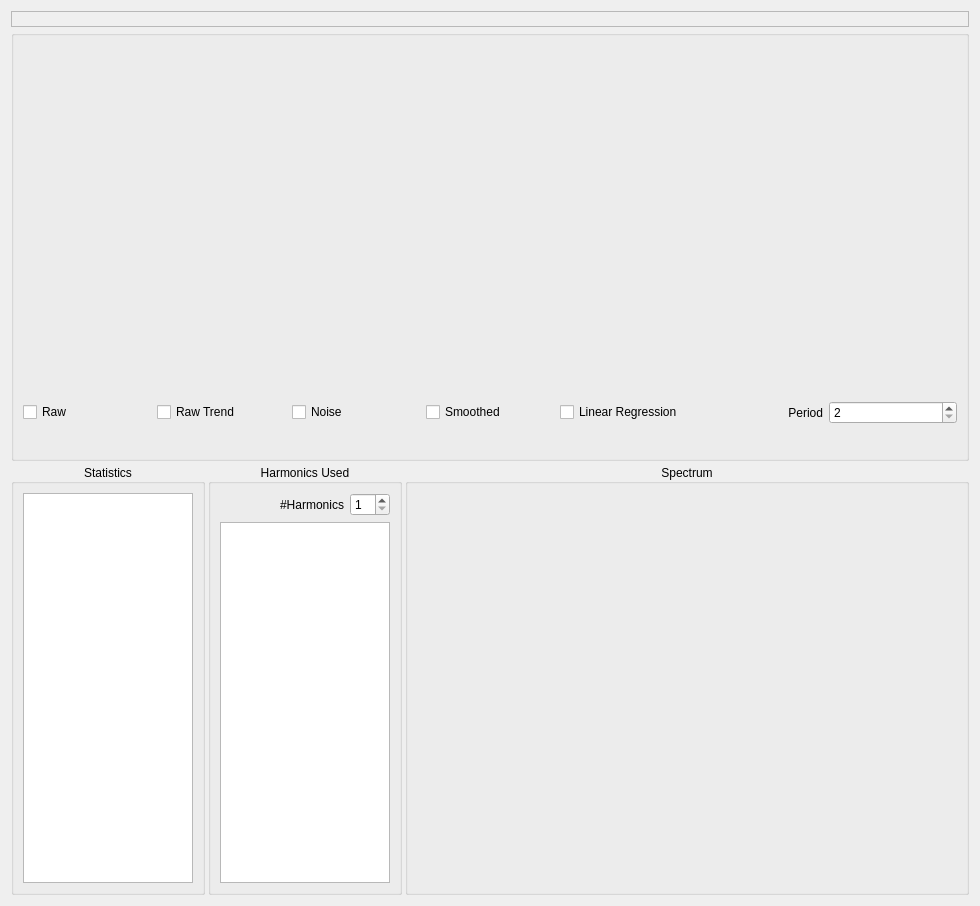
This is lpecprep/analysis.ui in murveit/lpecprep as Qt 5 draws it before an edit. The edited form follows.
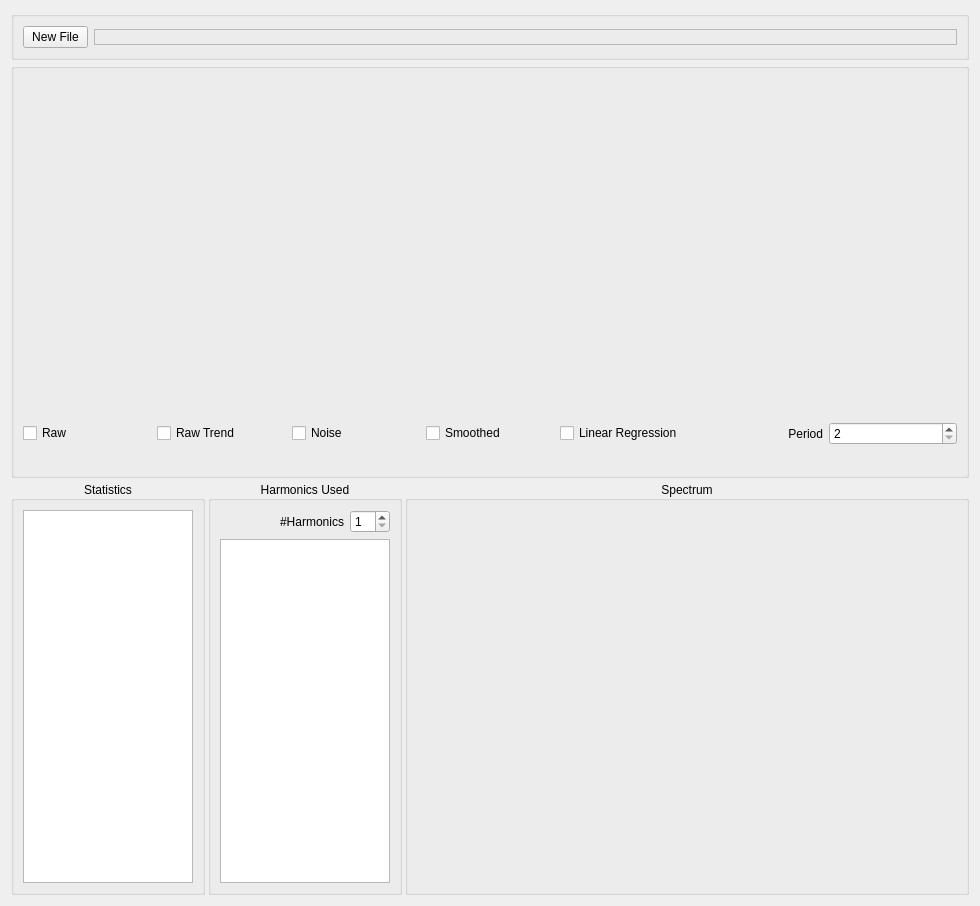
This is the edited form. Custom widgets are drawn as their Qt base class.

Commit message: Read File button

```diff
--- a/lpecprep/analysis.ui
+++ b/lpecprep/analysis.ui
@@ -15,6 +15,22 @@
     <number>3</number>
    </property>
    <item>
+    <widget class="QGroupBox" name="fileBox">
+     <layout class="QHBoxLayout" name="fileLayout">
+      <item>
+       <widget class="QPushButton" name="newFileButton">
+        <property name="maximumSize">
+         <size>
+          <width>65</width>
+          <height>16777215</height>
+         </size>
+        </property>
+        <property name="text">
+         <string>New File</string>
+        </property>
+       </widget>
+      </item>
+      <item>
     <widget class="QLabel" name="filenameLabel">
      <property name="sizePolicy">
       <sizepolicy hsizetype="Preferred" vsizetype="Fixed">
@@ -43,6 +59,9 @@
      <property name="margin">
       <number>-1</number>
      </property>
+       </widget>
+      </item>
+     </layout>
     </widget>
    </item>
    <item>
```
Lines whose indentation alone changed are shown as unchanged. The commit also changes 2 other files.
